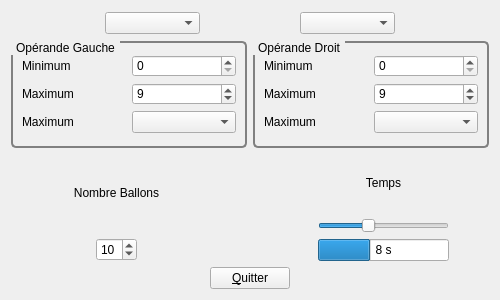
Txikilinux/leterrier-calculment, file editeur.ui: the form before one commit.
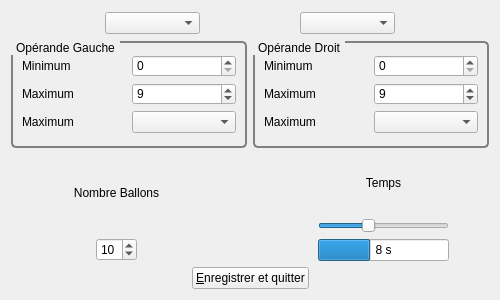
The form after the commit.

What changed in the file:
```diff
--- a/editeur.ui
+++ b/editeur.ui
@@ -411,7 +411,7 @@
        <item>
         <widget class="QPushButton" name="btnQuitter">
          <property name="text">
-          <string>&amp;Quitter</string>
+          <string>&amp;Enregistrer et quitter</string>
          </property>
         </widget>
        </item>
```
